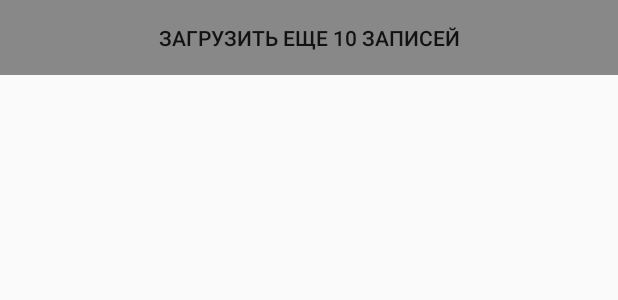
After one commit to StanislavSobol/TrendTest, an Android app: the layout main_item_button.xml on its own in the app's theme, with its tools: preview values and no code run, on a phone screen of 412 x 824 dp. The commit adds this screen. Shown: the top 300 px of the screen. Run offline under Robolectric (Android 15) with nearby library versions, the phone set to English and light mode, and no system bars.

Commit message:
LoadButton + Progressbar

```diff
--- a/app/src/main/java/com/gmail/sobol/i/stanislav/trendtest/dto/RecDTO.java
+++ b/app/src/main/java/com/gmail/sobol/i/stanislav/trendtest/dto/RecDTO.java
@@ -1,4 +1,6 @@
 package com.gmail.sobol.i.stanislav.trendtest.dto;
+
+import com.gmail.sobol.i.stanislav.trendtest.view.main.MainActivityListAdapterItem;
 
 import java.util.ArrayList;
 import java.util.List;
@@ -14,7 +16,7 @@ import lombok.ToString;
 @Getter
 @Setter
 @ToString
-public class RecDTO {
+public class RecDTO implements MainActivityListAdapterItem {
     private int id;
 
     private String name = "";
--- a/app/src/main/java/com/gmail/sobol/i/stanislav/trendtest/view/main/MainActivity.java
+++ b/app/src/main/java/com/gmail/sobol/i/stanislav/trendtest/view/main/MainActivity.java
@@ -58,6 +58,7 @@ public class MainActivity extends BaseActivity<IMainPresenter> implements IMainV
     @Override
     public void completeLoading() {
         mainFragment.hideFullProgressBar();
+        mainFragment.addLoadButton();
     }
 
     public void loadData() {
@@ -65,4 +66,8 @@ public class MainActivity extends BaseActivity<IMainPresenter> implements IMainV
         mainFragment.clearItems();
         getPresenter().loadData(false, mainFragment.getRequestDTO());
     }
+
+    public void loadMoreData() {
+        getPresenter().loadData(false, mainFragment.getRequestDTO());
+    }
 }
--- a/app/src/main/java/com/gmail/sobol/i/stanislav/trendtest/view/main/MainFragment.java
+++ b/app/src/main/java/com/gmail/sobol/i/stanislav/trendtest/view/main/MainFragment.java
@@ -64,7 +64,7 @@ public class MainFragment extends Fragment {
 
         initFromSpinner();
 
-        recyclerView.setAdapter(new MainActivityListAdapter(getCastedActivity()));
+        recyclerView.setAdapter(new MainActivityListAdapter(this));
         recyclerView.setLayoutManager(new LinearLayoutManager(this.getActivity()));
 
         // load buffered incoming records
@@ -169,4 +169,8 @@ public class MainFragment extends Fragment {
     public void clearItems() {
         getRecyclerViewAdapter().clearItems();
     }
+
+    public void addLoadButton() {
+        getRecyclerViewAdapter().addLoadButton();
+    }
 }
--- /dev/null
+++ b/app/src/main/res/layout/main_item_button.xml
@@ -0,0 +1,18 @@
+<?xml version="1.0" encoding="utf-8"?>
+<FrameLayout xmlns:android="http://schemas.android.com/apk/res/android"
+    android:layout_width="match_parent"
+    android:layout_height="50dp"
+    android:orientation="vertical">
+
+    <ProgressBar
+        android:id="@+id/main_item_progress_bar"
+        android:layout_width="match_parent"
+        android:layout_height="match_parent" />
+
+    <Button
+        android:id="@+id/main_item_load_button"
+        android:layout_width="match_parent"
+        android:layout_height="match_parent"
+        android:background="@color/colorButtonGrey"
+        android:text="@string/load_10" />
+</FrameLayout>
--- a/app/src/main/res/values/colors.xml
+++ b/app/src/main/res/values/colors.xml
@@ -8,4 +8,5 @@
     <color name="colorWhite">#FFFFFF</color>
 
     <color name="colorGrey">#E7E7E7</color>
+    <color name="colorButtonGrey">#888888</color>
 </resources>
--- a/app/src/main/res/values/strings.xml
+++ b/app/src/main/res/values/strings.xml
@@ -1,3 +1,4 @@
 <resources>
     <string name="app_name">TrendTest</string>
+    <string name="load_10">Загрузить еще 10 записей</string>
 </resources>
```
Also changed, not shown: app/src/main/java/com/gmail/sobol/i/stanislav/trendtest/view/main/MainActivityListAdapter.java (+97 -9 lines), app/src/main/java/com/gmail/sobol/i/stanislav/trendtest/view/main/MainActivityListAdapterItem.java (added, +11 -0 lines).
